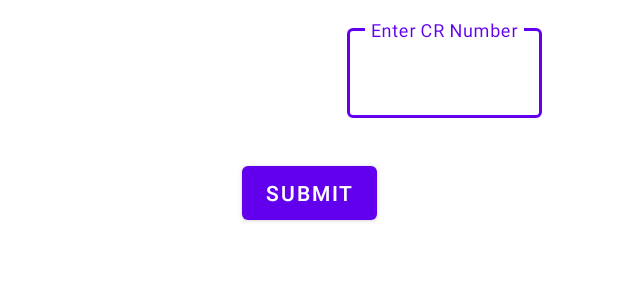
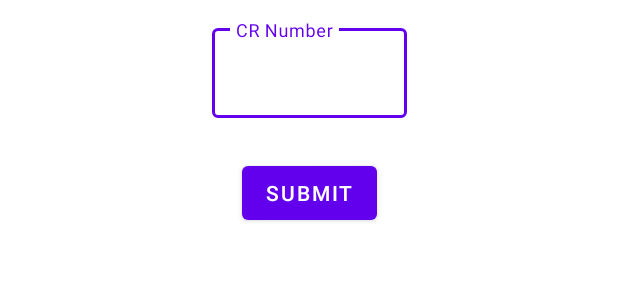
Before and after one commit to ken1000minus7/Patient-Registration, an Android app: the layout activity_existing_user.xml on its own in the app's theme, with its tools: preview values and no code run, on a phone screen of 412 x 824 dp. Shown: the top 300 px of the screen. Run offline under Robolectric (Android 15) with nearby library versions, the phone set to English and light mode, and no system bars; network calls fail.

Commit message:
bug fixes

```diff
--- a/app/src/main/java/org/hmispb/patientregistration/room/PatientRepository.kt
+++ b/app/src/main/java/org/hmispb/patientregistration/room/PatientRepository.kt
@@ -13,7 +13,7 @@ interface PatientRepository {
 
     fun deleteAllPatients()
 
-    suspend fun savePatient(patient: Patient,response: LoginResponse?)
+    suspend fun savePatient(patient: Patient, hospitalCode: String, seatID: String)
 
     suspend fun login(username : String, password : String) : LoginResponse?
 }
--- a/app/src/main/res/layout/activity_existing_user.xml
+++ b/app/src/main/res/layout/activity_existing_user.xml
@@ -6,25 +6,13 @@
     android:layout_height="match_parent"
     tools:context=".ExistingUserActivity">
 
-    <TextView
-        android:id="@+id/cr_no_init"
-        android:layout_width="@dimen/_100sdp"
-        android:layout_height="@dimen/_50sdp"
-        tools:text="@tools:sample/lorem"
-        android:gravity="start"
-        app:layout_constraintStart_toStartOf="parent"
-        app:layout_constraintTop_toTopOf="parent"
-        android:textSize="@dimen/_15ssp"
-        android:layout_marginTop="@dimen/_10sdp"
-        app:layout_constraintBottom_toTopOf="@id/btn_submit"
-        app:layout_constraintEnd_toStartOf="@id/til_old_cr_number"/>
 
     <com.google.android.material.textfield.TextInputLayout
         android:id="@+id/til_old_cr_number"
         android:layout_width="@dimen/_100sdp"
         android:layout_height="@dimen/_50sdp"
         app:layout_constraintTop_toTopOf="parent"
-        app:layout_constraintStart_toEndOf="@id/cr_no_init"
+        app:layout_constraintStart_toStartOf="parent"
         app:layout_constraintEnd_toEndOf="parent"
         android:layout_marginTop="@dimen/_10sdp"
         style="@style/Widget.MaterialComponents.TextInputLayout.OutlinedBox">
@@ -32,7 +20,7 @@
             android:id="@+id/user_name"
             android:layout_width="match_parent"
             android:layout_height="match_parent"
-            android:hint="Enter CR Number"
+            android:hint="CR Number"
             android:ems="10"
             android:inputType="textPersonName"
             android:padding="10dp" />
```
Also changed, not shown: app/src/main/java/org/hmispb/patientregistration/ExistingUserActivity.kt (+0 -7 lines), app/src/main/java/org/hmispb/patientregistration/LoginActivity.kt (+10 -8 lines), app/src/main/java/org/hmispb/patientregistration/NewPatientActivity.kt (+9 -3 lines), app/src/main/java/org/hmispb/patientregistration/PatientViewModel.kt (+3 -6 lines), app/src/main/java/org/hmispb/patientregistration/room/PatientRepositoryImpl.kt (+5 -3 lines).
